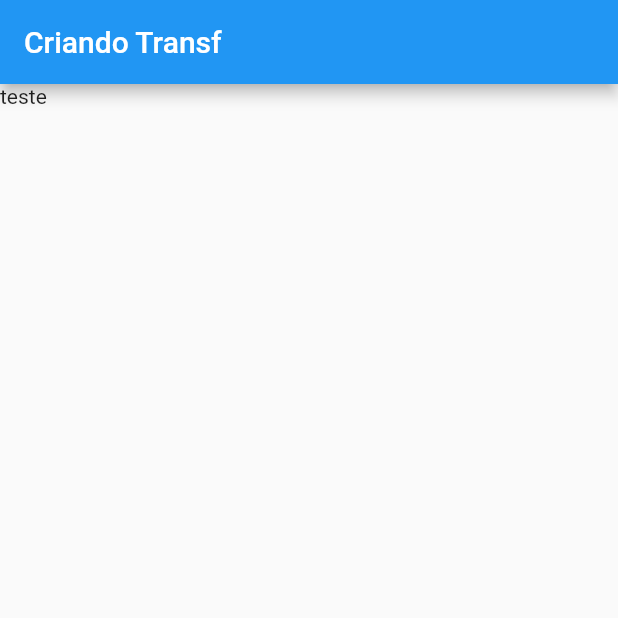
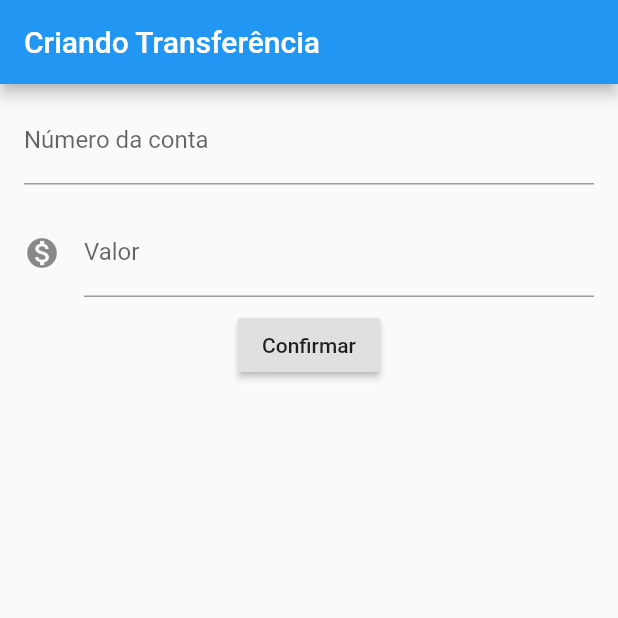
Before and after one commit to Lapetina/byte-bank, a Flutter app: the screen it shows after launch, on a phone screen of 412 x 824 dp, the top half of it. Run offline on Flutter 3.47's test engine with Material 2 defaults, Android fonts, the phone set to English and light mode, and no system bars; missing offline and left inert: dart:ffi.

Commit message:
feat: Add settings in buttons

```diff
--- a/lib/main.dart
+++ b/lib/main.dart
@@ -19,11 +19,65 @@ class BytebankApp extends StatelessWidget {
 
 
 class FormTransfer extends StatelessWidget {
+  final TextEditingController _controlAccountNumber = TextEditingController();
+  final TextEditingController _controlValue = TextEditingController();
+
   @override
   Widget build(BuildContext context) {
     return Scaffold(
-      appBar: AppBar(title: Text('Criando Transf'),),
-        body: Text('teste')
+      appBar: AppBar(
+        title: Text('Criando Transferência'),
+      ),
+      body: Column(
+        children: <Widget>[
+          Padding(
+            padding: const EdgeInsets.symmetric(vertical: 8.0, horizontal: 16.0),
+              child: TextField(
+                style: TextStyle(
+                  fontSize: 16.0,
+                ),
+                decoration: InputDecoration(
+                  labelText: 'Número da conta',
+                  hintText: '0000'
+                ),
+                keyboardType: TextInputType.number,
+                controller: _controlAccountNumber,
+              ),
+          ),
+          Padding(
+            padding: const EdgeInsets.symmetric(vertical: 8.0, horizontal: 16.0),
+              child: TextField(
+                style: TextStyle(
+                  fontSize: 16.0,
+                ),
+                decoration: InputDecoration(
+                  labelText: 'Valor',
+                  hintText: '0.00',
+                  icon: Icon(Icons.monetization_on),
+                ),
+                keyboardType: TextInputType.number,
+                controller: _controlValue,
+              ),
+          ),
+          RaisedButton(
+            child: Text('Confirmar'),
+            onPressed: () {
+              debugPrint('cliclou no confirmar');
+              final int accountNumber = int.tryParse(
+                  _controlAccountNumber.text);
+              final double valueNumber = double.tryParse(_controlValue.text);
+              if (accountNumber != null && valueNumber != null) {
+                final transfer = Transfer(accountNumber, valueNumber);
+                print(accountNumber);
+                print(valueNumber);
+                debugPrint('$transfer');
+                final snackBar = SnackBar(content: Text('$transfer'));
+                Scaffold.of(context).showSnackBar(snackBar);
+              }
+            },
+          ),
+        ],
+      ),
     );
   }
 }
@@ -39,9 +93,9 @@ class ListTransfers extends StatelessWidget{
       ),
       body: Column(
         children: [
-          ItensTransfers(Transfer(100.0, 1001)),
-          ItensTransfers(Transfer(200.0, 1001)),
-          ItensTransfers(Transfer(300.0, 3003)),
+          ItensTransfers(Transfer(1001, 100.0)),
+          ItensTransfers(Transfer(1001, 200.0)),
+          ItensTransfers(Transfer(3003, 300.0)),
         ],
       ),
       floatingActionButton: FloatingActionButton(
@@ -69,8 +123,13 @@ class ItensTransfers extends StatelessWidget {
 }
 
 class Transfer {
+  final int accountNumber;
   final double value;
-  final int accountNumber;
 
-  Transfer(this.value, this.accountNumber);
+  @override
+  String toString() {
+    return 'Transfer{accountNumber: $accountNumber, value: $value}';
+  }
+
+  Transfer(this.accountNumber, this.value);
 }
```
